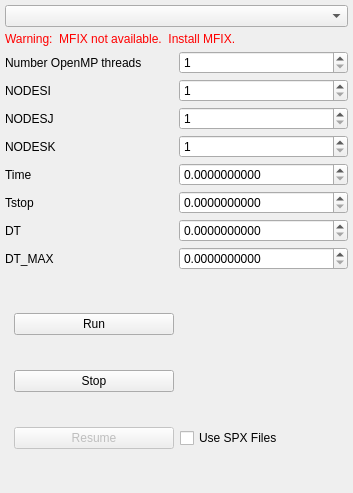
truongd8593/mfix, file gui/uifiles/run.ui: the form before one commit.
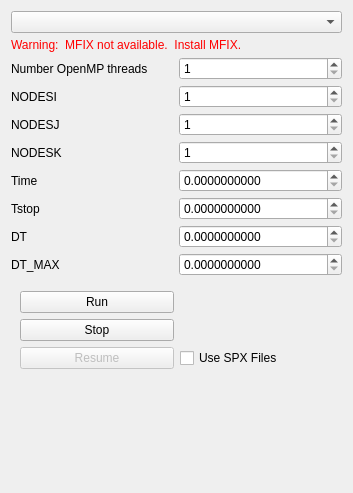
The form after the commit. Custom widgets are drawn as their Qt base class.

Commit message: run.ui:  improve layout of run controls pane (add vertical spacer to grid layout)

```diff
--- a/gui/uifiles/run.ui
+++ b/gui/uifiles/run.ui
@@ -10,71 +10,7 @@
     <height>493</height>
    </rect>
   </property>
-  <layout class="QGridLayout" name="gridLayout_21">
-   <property name="leftMargin">
-    <number>5</number>
-   </property>
-   <property name="topMargin">
-    <number>5</number>
-   </property>
-   <property name="rightMargin">
-    <number>5</number>
-   </property>
-   <property name="bottomMargin">
-    <number>5</number>
-   </property>
-   <property name="spacing">
-    <number>5</number>
-   </property>
-   <item row="2" column="0">
-    <widget class="QFrame" name="frame_29">
-     <property name="frameShape">
-      <enum>QFrame::NoFrame</enum>
-     </property>
-     <property name="frameShadow">
-      <enum>QFrame::Plain</enum>
-     </property>
-     <layout class="QGridLayout" name="gridLayout_48">
-      <item row="2" column="1">
-       <widget class="QCheckBox" name="use_spx_checkbox">
-        <property name="text">
-         <string>Use SPX Files</string>
-        </property>
-       </widget>
-      </item>
-      <item row="2" column="0">
-       <widget class="QPushButton" name="resume_mfix_button">
-        <property name="enabled">
-         <bool>false</bool>
-        </property>
-        <property name="text">
-         <string>Resume</string>
-        </property>
-       </widget>
-      </item>
-      <item row="0" column="0">
-       <widget class="QPushButton" name="run_mfix_button">
-        <property name="enabled">
-         <bool>true</bool>
-        </property>
-        <property name="text">
-         <string>Run</string>
-        </property>
-       </widget>
-      </item>
-      <item row="1" column="0">
-       <widget class="QPushButton" name="stop_mfix_button">
-        <property name="toolTip">
-         <string>Stop MFIX</string>
-        </property>
-        <property name="text">
-         <string>Stop</string>
-        </property>
-       </widget>
-      </item>
-     </layout>
-    </widget>
-   </item>
+  <layout class="QGridLayout" name="gridLayout">
    <item row="0" column="0">
     <widget class="QFrame" name="frame_27">
      <property name="frameShape">
@@ -672,6 +608,68 @@
      </layout>
     </widget>
    </item>
+   <item row="1" column="0">
+    <widget class="QFrame" name="frame_29">
+     <property name="frameShape">
+      <enum>QFrame::NoFrame</enum>
+     </property>
+     <property name="frameShadow">
+      <enum>QFrame::Plain</enum>
+     </property>
+     <layout class="QGridLayout" name="gridLayout_2">
+      <item row="0" column="0">
+       <widget class="QPushButton" name="run_mfix_button">
+        <property name="enabled">
+         <bool>true</bool>
+        </property>
+        <property name="text">
+         <string>Run</string>
+        </property>
+       </widget>
+      </item>
+      <item row="1" column="0">
+       <widget class="QPushButton" name="stop_mfix_button">
+        <property name="toolTip">
+         <string>Stop MFIX</string>
+        </property>
+        <property name="text">
+         <string>Stop</string>
+        </property>
+       </widget>
+      </item>
+      <item row="2" column="0">
+       <widget class="QPushButton" name="resume_mfix_button">
+        <property name="enabled">
+         <bool>false</bool>
+        </property>
+        <property name="text">
+         <string>Resume</string>
+        </property>
+       </widget>
+      </item>
+      <item row="2" column="1">
+       <widget class="QCheckBox" name="use_spx_checkbox">
+        <property name="text">
+         <string>Use SPX Files</string>
+        </property>
+       </widget>
+      </item>
+      <item row="3" column="0">
+       <spacer name="verticalSpacer">
+        <property name="orientation">
+         <enum>Qt::Vertical</enum>
+        </property>
+        <property name="sizeHint" stdset="0">
+         <size>
+          <width>20</width>
+          <height>119</height>
+         </size>
+        </property>
+       </spacer>
+      </item>
+     </layout>
+    </widget>
+   </item>
   </layout>
  </widget>
  <customwidgets>
```
Left out of the diff: 11 changed lines with no effect on the pictures.
